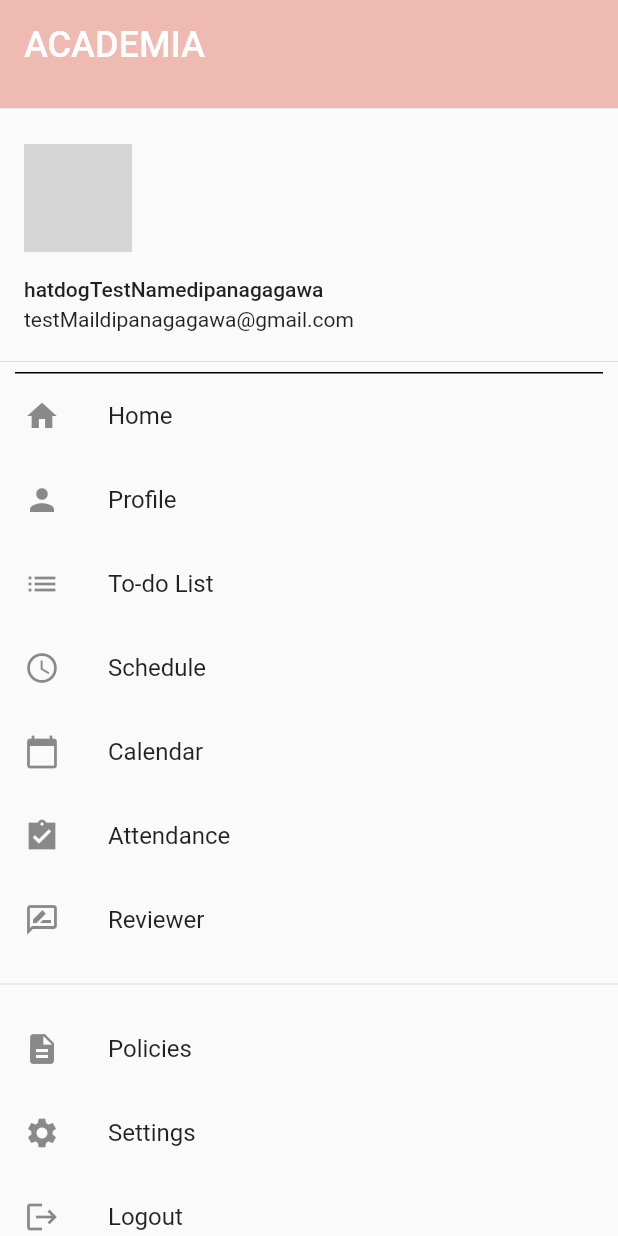
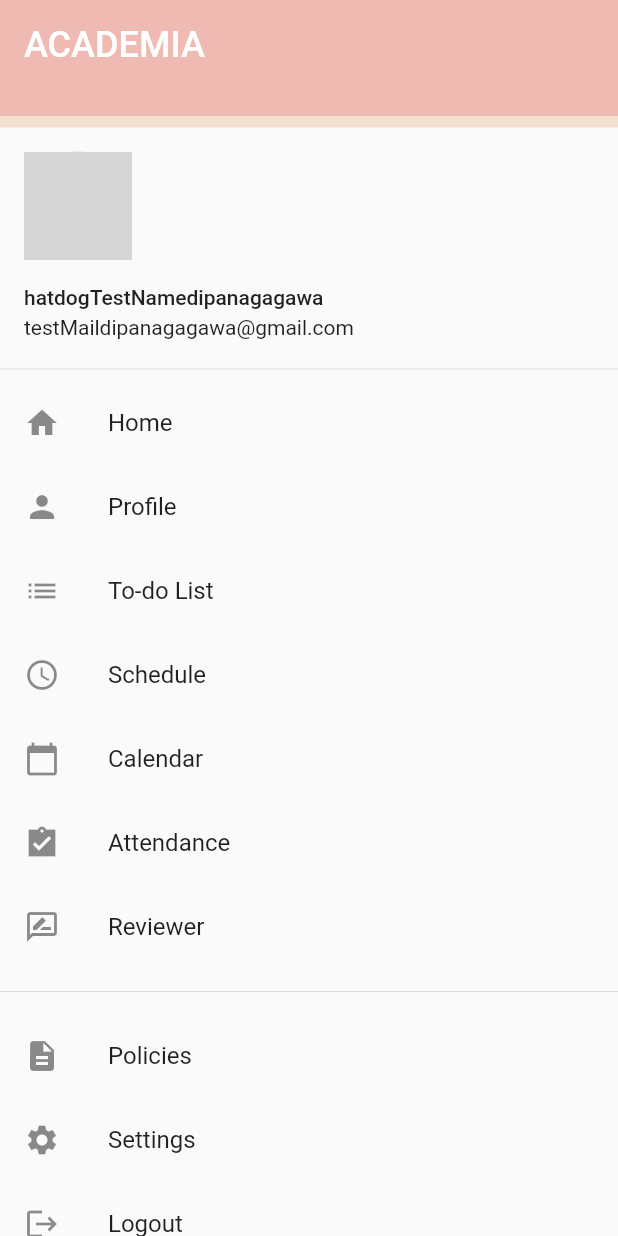
Before and after one commit to juriemaeac/ACADEMIA, a Flutter app: the Navbar screen opened by its route, on a phone screen of 412 x 824 dp. Run offline on Flutter 3.47's test engine with Material 2 defaults, Android fonts, the phone set to English and light mode, and no system bars; our stand-ins replace animated_splash_screen, firebase_auth, firebase_core, flip_card, flutter_signin_button, flutter_slidable and 1 more; accounts and stored records are empty; network calls fail; grey boxes are pictures that could not be loaded.

Commit message:
with usb debugging basic update

```diff
--- a/project_academia/lib/Login.dart
+++ b/project_academia/lib/Login.dart
@@ -93,7 +93,7 @@ class _LoginState extends State<Login> {
         child: Container(
           child: Column(
             children: <Widget>[
-              SizedBox(height: 80.0),
+              SizedBox(height: MediaQuery.of(context).size.height - (MediaQuery.of(context).size.height * 5/6)),
               Container(
 
                 height: 130,
@@ -102,7 +102,7 @@ class _LoginState extends State<Login> {
                 fit: BoxFit.contain,
                 ),
               ),
-              SizedBox(height: 40.0),
+              SizedBox(height: 50.0),
               Container(
                 child: Form(
                   key: _formKey,
@@ -168,7 +168,7 @@ class _LoginState extends State<Login> {
                           onSaved: (input) => _password = input,
                         ),
                         ),
-                        SizedBox(height: 80.0),
+                        SizedBox(height: 40.0),
                         ElevatedButton(
                         onPressed: login,
                         child: Text(
--- a/project_academia/lib/Navbar.dart
+++ b/project_academia/lib/Navbar.dart
@@ -17,7 +17,7 @@ class Navbar extends StatelessWidget {
   Widget build(BuildContext context) {
     return Drawer(
       child: Material(
-        color: Colors.transparent,//Color(0xFFEEBAB2),
+        //color: Colors.transparent,//Color(0xFFEEBAB2),
       child: Container(
       // decoration: BoxDecoration(
       //       gradient: LinearGradient(
@@ -33,7 +33,17 @@ class Navbar extends StatelessWidget {
         padding: EdgeInsets.zero,
         children: <Widget>[
           Container(
-          height: 80,
+            decoration: BoxDecoration(
+            gradient: LinearGradient(
+              begin: Alignment.topCenter,
+              end: Alignment.bottomCenter,
+              colors: [
+                Color(0xFFEEBAB2),
+                Color(0xFFF2E2D2),
+              ],
+            )
+          ),
+          height: 85,
             child: DrawerHeader(
               decoration: BoxDecoration(
                 color: Color(0xFFEEBAB2),
@@ -59,13 +69,13 @@ class Navbar extends StatelessWidget {
               color: Colors.transparent,
             ),
           ),
-          Divider(
-            color: Colors.black,
-            height: 0,
-            thickness: 1,
-            indent: 10,
-            endIndent: 10,
-          ),
+          // Divider(
+          //   color: Colors.black,
+          //   height: 0,
+          //   thickness: 1,
+          //   indent: 10,
+          //   endIndent: 10,
+          // ),
           ListTile(
             leading: Icon(Icons.home),
             title: Text('Home'),
--- a/project_academia/lib/main.dart
+++ b/project_academia/lib/main.dart
@@ -20,7 +20,7 @@ import 'package:animated_splash_screen/animated_splash_screen.dart';
 import 'package:sample1/todo/todoProvider.dart';
 
 
-void main() async {
+void main() async { //change void to future
   WidgetsFlutterBinding.ensureInitialized();
   await Firebase.initializeApp();
 
```
Also changed, not shown: project_academia/lib/SignUp.dart (+15 -11 lines), project_academia/lib/start.dart (+13 -8 lines).
